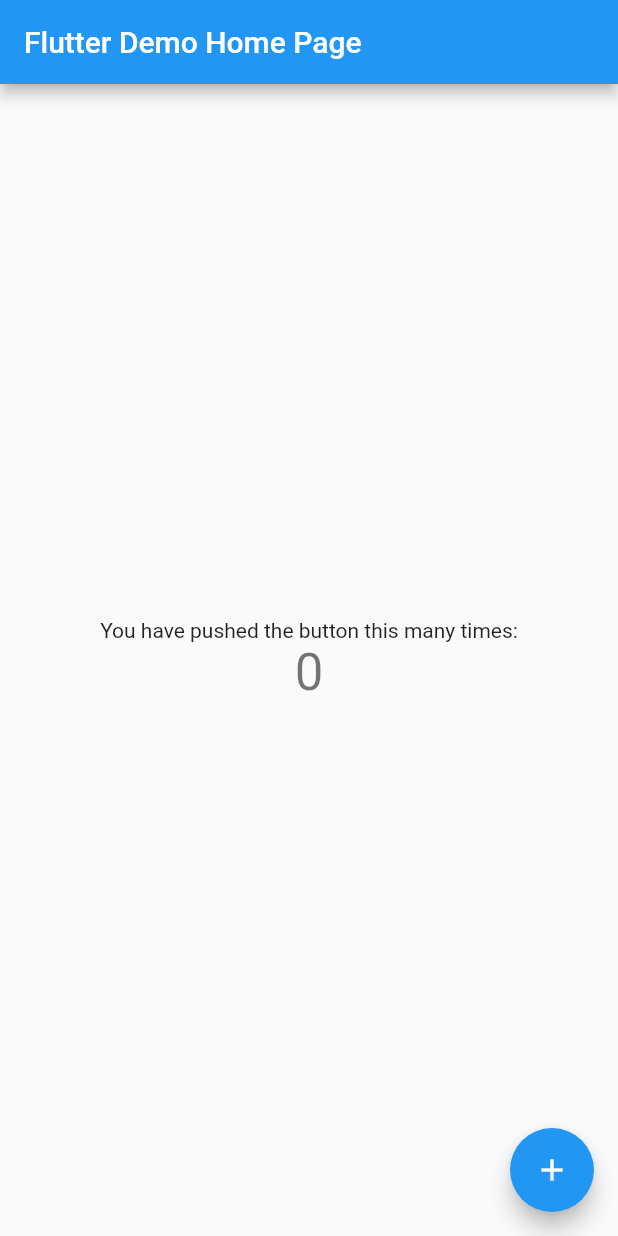
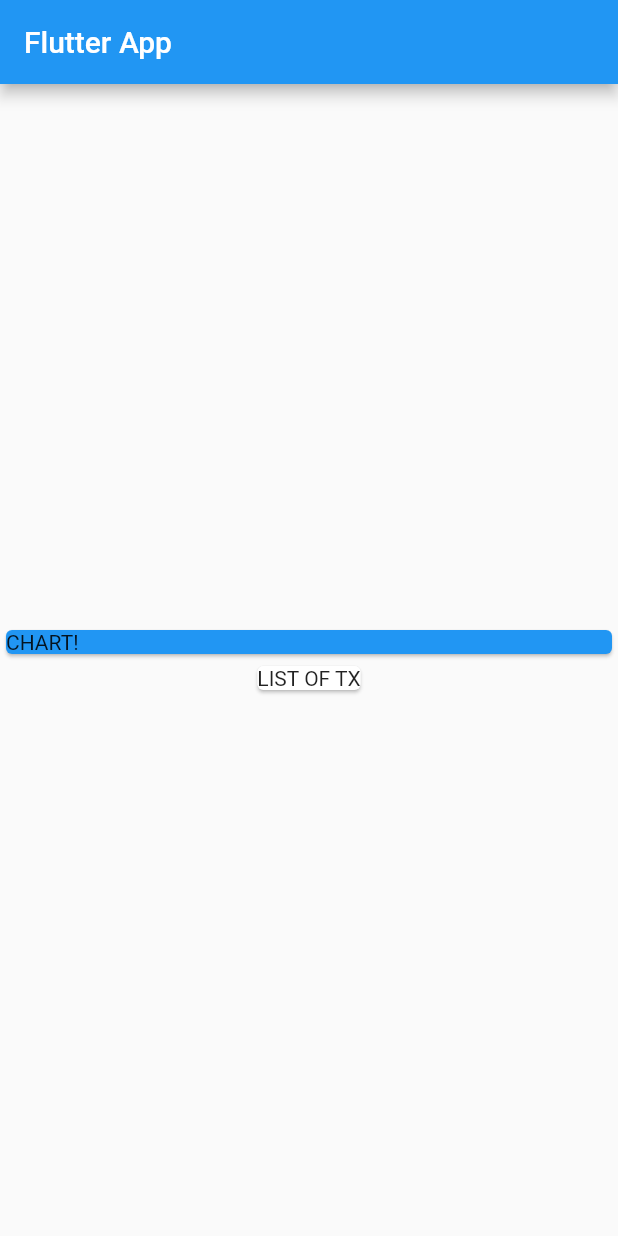
Before and after one commit to lukisoo/finance-app-flutter-demo, a Flutter app: the screen it shows after launch, on a phone screen of 412 x 824 dp. Run offline on Flutter 3.47's test engine with Material 2 defaults, Android fonts, the phone set to English and light mode, and no system bars.

Commit message:
deleted placeholder and added container

```diff
--- a/lib/main.dart
+++ b/lib/main.dart
@@ -1,115 +1,39 @@
 import 'package:flutter/material.dart';
 
-void main() {
-  runApp(const MyApp());
-}
+void main() => runApp(MyApp());
 
 class MyApp extends StatelessWidget {
-  const MyApp({Key? key}) : super(key: key);
-
-  // This widget is the root of your application.
   @override
   Widget build(BuildContext context) {
     return MaterialApp(
-      title: 'Flutter Demo',
-      theme: ThemeData(
-        // This is the theme of your application.
-        //
-        // Try running your application with "flutter run". You'll see the
-        // application has a blue toolbar. Then, without quitting the app, try
-        // changing the primarySwatch below to Colors.green and then invoke
-        // "hot reload" (press "r" in the console where you ran "flutter run",
-        // or simply save your changes to "hot reload" in a Flutter IDE).
-        // Notice that the counter didn't reset back to zero; the application
-        // is not restarted.
-        primarySwatch: Colors.blue,
-      ),
-      home: const MyHomePage(title: 'Flutter Demo Home Page'),
+      title: 'Flutter App',
+      home: MyHomePage(),
     );
   }
 }
 
-class MyHomePage extends StatefulWidget {
-  const MyHomePage({Key? key, required this.title}) : super(key: key);
-
-  // This widget is the home page of your application. It is stateful, meaning
-  // that it has a State object (defined below) that contains fields that affect
-  // how it looks.
-
-  // This class is the configuration for the state. It holds the values (in this
-  // case the title) provided by the parent (in this case the App widget) and
-  // used by the build method of the State. Fields in a Widget subclass are
-  // always marked "final".
-
-  final String title;
-
-  @override
-  State<MyHomePage> createState() => _MyHomePageState();
-}
-
-class _MyHomePageState extends State<MyHomePage> {
-  int _counter = 0;
-
-  void _incrementCounter() {
-    setState(() {
-      // This call to setState tells the Flutter framework that something has
-      // changed in this State, which causes it to rerun the build method below
-      // so that the display can reflect the updated values. If we changed
-      // _counter without calling setState(), then the build method would not be
-      // called again, and so nothing would appear to happen.
-      _counter++;
-    });
-  }
-
+class MyHomePage extends StatelessWidget {
   @override
   Widget build(BuildContext context) {
-    // This method is rerun every time setState is called, for instance as done
-    // by the _incrementCounter method above.
-    //
-    // The Flutter framework has been optimized to make rerunning build methods
-    // fast, so that you can just rebuild anything that needs updating rather
-    // than having to individually change instances of widgets.
     return Scaffold(
       appBar: AppBar(
-        // Here we take the value from the MyHomePage object that was created by
-        // the App.build method, and use it to set our appbar title.
-        title: Text(widget.title),
+        title: Text('Flutter App'),
       ),
-      body: Center(
-        // Center is a layout widget. It takes a single child and positions it
-        // in the middle of the parent.
-        child: Column(
-          // Column is also a layout widget. It takes a list of children and
-          // arranges them vertically. By default, it sizes itself to fit its
-          // children horizontally, and tries to be as tall as its parent.
-          //
-          // Invoke "debug painting" (press "p" in the console, choose the
-          // "Toggle Debug Paint" action from the Flutter Inspector in Android
-          // Studio, or the "Toggle Debug Paint" command in Visual Studio Code)
-          // to see the wireframe for each widget.
-          //
-          // Column has various properties to control how it sizes itself and
-          // how it positions its children. Here we use mainAxisAlignment to
-          // center the children vertically; the main axis here is the vertical
-          // axis because Columns are vertical (the cross axis would be
-          // horizontal).
-          mainAxisAlignment: MainAxisAlignment.center,
-          children: <Widget>[
-            const Text(
-              'You have pushed the button this many times:',
+      body: Column(
+        mainAxisAlignment: MainAxisAlignment.center,
+        children: <Widget>[
+          Card(
+            color: Colors.blue,
+            child: Container(
+              width: double.infinity,
+              child: Text('CHART!'),
             ),
-            Text(
-              '$_counter',
-              style: Theme.of(context).textTheme.headline4,
-            ),
-          ],
-        ),
+          ),
+          Card(
+            child: Text('LIST OF TX'),
+          ),
+        ],
       ),
-      floatingActionButton: FloatingActionButton(
-        onPressed: _incrementCounter,
-        tooltip: 'Increment',
-        child: const Icon(Icons.add),
-      ), // This trailing comma makes auto-formatting nicer for build methods.
     );
   }
 }
```
Also changed, not shown: 1 other file.
